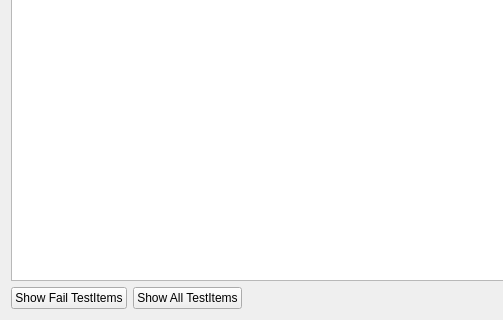
Before: the Qt Designer form grr/showgrrdialog.ui in guyanqiu/TestDataAnalysis, drawn with Qt 5; both pictures show x 0 to 503 and y 325 to 645 of the 891 by 645 pixel window.
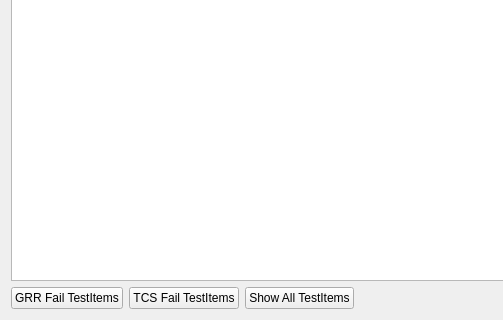
After: the same form once the commit is applied.

What changed in the file:
```diff
--- a/grr/showgrrdialog.ui
+++ b/grr/showgrrdialog.ui
@@ -99,7 +99,14 @@
      <item>
       <widget class="QPushButton" name="ShowFailItemButton">
        <property name="text">
-        <string>Show Fail TestItems</string>
+        <string>GRR Fail TestItems</string>
+       </property>
+      </widget>
+     </item>
+     <item>
+      <widget class="QPushButton" name="ShowTCSFailButton">
+       <property name="text">
+        <string>TCS Fail TestItems</string>
        </property>
       </widget>
      </item>
```
